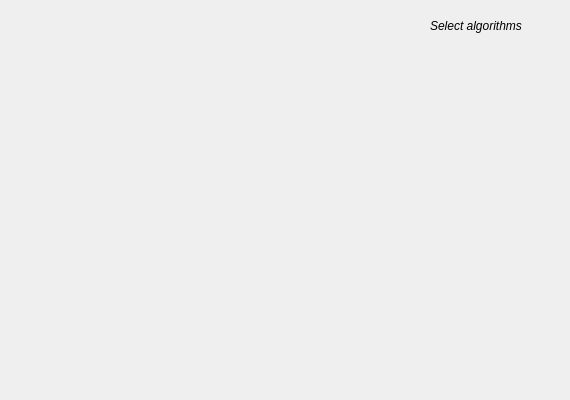
Qt form src/mainwindow.ui (nicholasalau/PathP-Framework) before a commit.
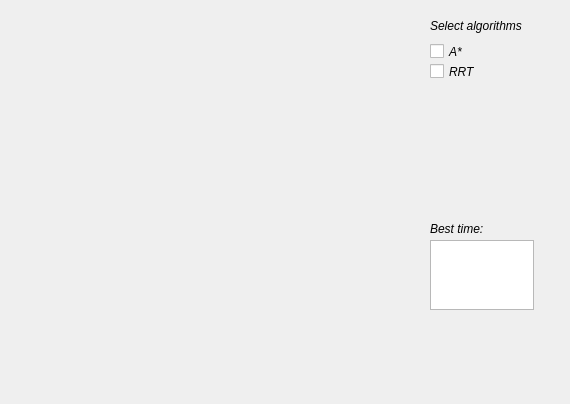
The same form after that commit. Custom widgets are drawn as their Qt base class.

The edit to the form file:
```diff
--- a/src/mainwindow.ui
+++ b/src/mainwindow.ui
@@ -7,7 +7,7 @@
     <x>0</x>
     <y>0</y>
     <width>570</width>
-    <height>400</height>
+    <height>404</height>
    </rect>
   </property>
   <property name="font">
@@ -44,6 +44,58 @@
      <string>Select algorithms</string>
     </property>
    </widget>
+   <widget class="QCheckBox" name="astarCheckBox">
+    <property name="geometry">
+     <rect>
+      <x>430</x>
+      <y>40</y>
+      <width>92</width>
+      <height>23</height>
+     </rect>
+    </property>
+    <property name="mouseTracking">
+     <bool>false</bool>
+    </property>
+    <property name="text">
+     <string>A*</string>
+    </property>
+   </widget>
+   <widget class="QCheckBox" name="rrtCheckBox">
+    <property name="geometry">
+     <rect>
+      <x>430</x>
+      <y>60</y>
+      <width>92</width>
+      <height>23</height>
+     </rect>
+    </property>
+    <property name="text">
+     <string>RRT</string>
+    </property>
+   </widget>
+   <widget class="QLabel" name="label_2">
+    <property name="geometry">
+     <rect>
+      <x>430</x>
+      <y>220</y>
+      <width>81</width>
+      <height>17</height>
+     </rect>
+    </property>
+    <property name="text">
+     <string>Best time:</string>
+    </property>
+   </widget>
+   <widget class="QTextEdit" name="textEdit">
+    <property name="geometry">
+     <rect>
+      <x>430</x>
+      <y>240</y>
+      <width>104</width>
+      <height>70</height>
+     </rect>
+    </property>
+   </widget>
   </widget>
  </widget>
  <layoutdefault spacing="6" margin="11"/>
```
Left out of the diff: 3 changed lines with no effect on the pictures.
